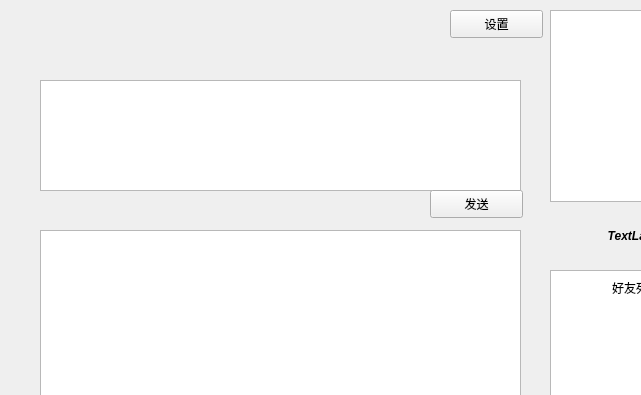
Old version of the form gui/VChat.ui in the repository PurePassersBy/ShacoRoom; both pictures show x 0 to 641 and y 0 to 395 of the 732 by 774 pixel window.
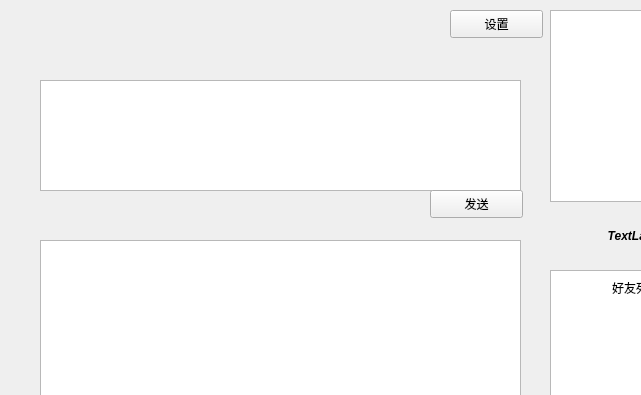
New version of the form. Icons and pictures are not drawn.

Commit message: 把聊天框改成ListWidget

Patch:
```diff
--- a/gui/VChat.ui
+++ b/gui/VChat.ui
@@ -43,19 +43,6 @@
     <string>发送</string>
    </property>
   </widget>
-  <widget class="QTextEdit" name="textEdit_msg_box">
-   <property name="geometry">
-    <rect>
-     <x>40</x>
-     <y>230</y>
-     <width>481</width>
-     <height>511</height>
-    </rect>
-   </property>
-   <property name="styleSheet">
-    <string notr="true">QTextEdit p{font-size=10px;}</string>
-   </property>
-  </widget>
   <widget class="QGraphicsView" name="graphicsView">
    <property name="geometry">
     <rect>
@@ -131,6 +118,16 @@
     <string>设置</string>
    </property>
   </widget>
+  <widget class="QListWidget" name="msg_list">
+   <property name="geometry">
+    <rect>
+     <x>40</x>
+     <y>240</y>
+     <width>481</width>
+     <height>501</height>
+    </rect>
+   </property>
+  </widget>
  </widget>
  <resources>
   <include location="resources.qrc"/>
```
The commit also changes 1 other file.
